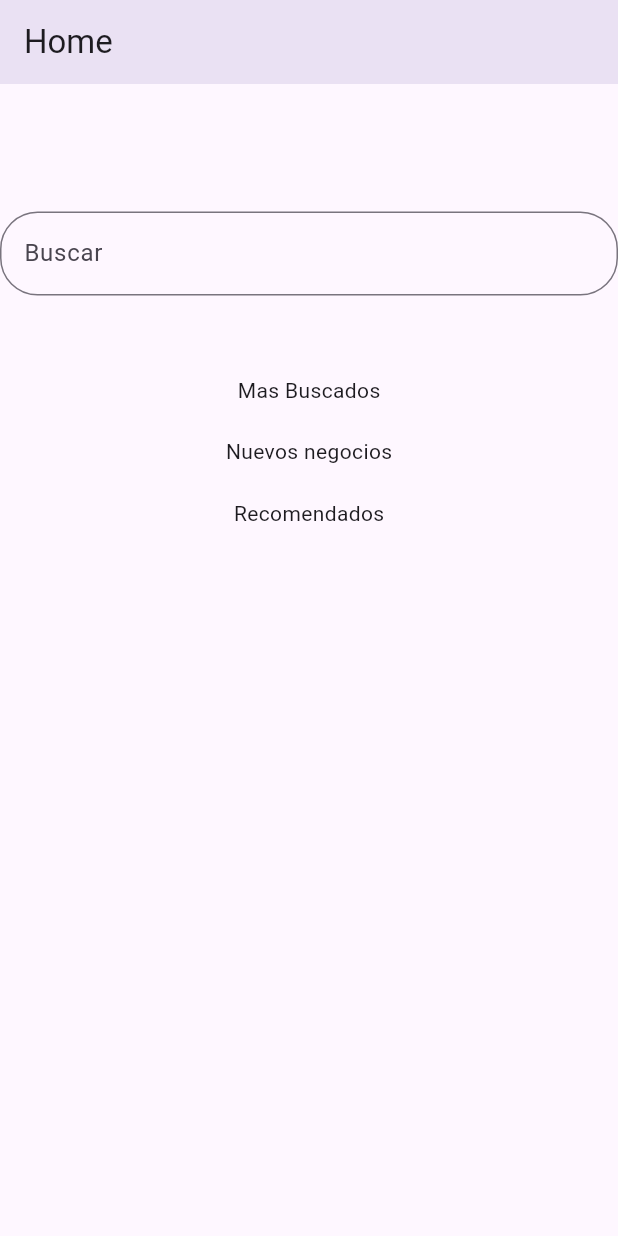
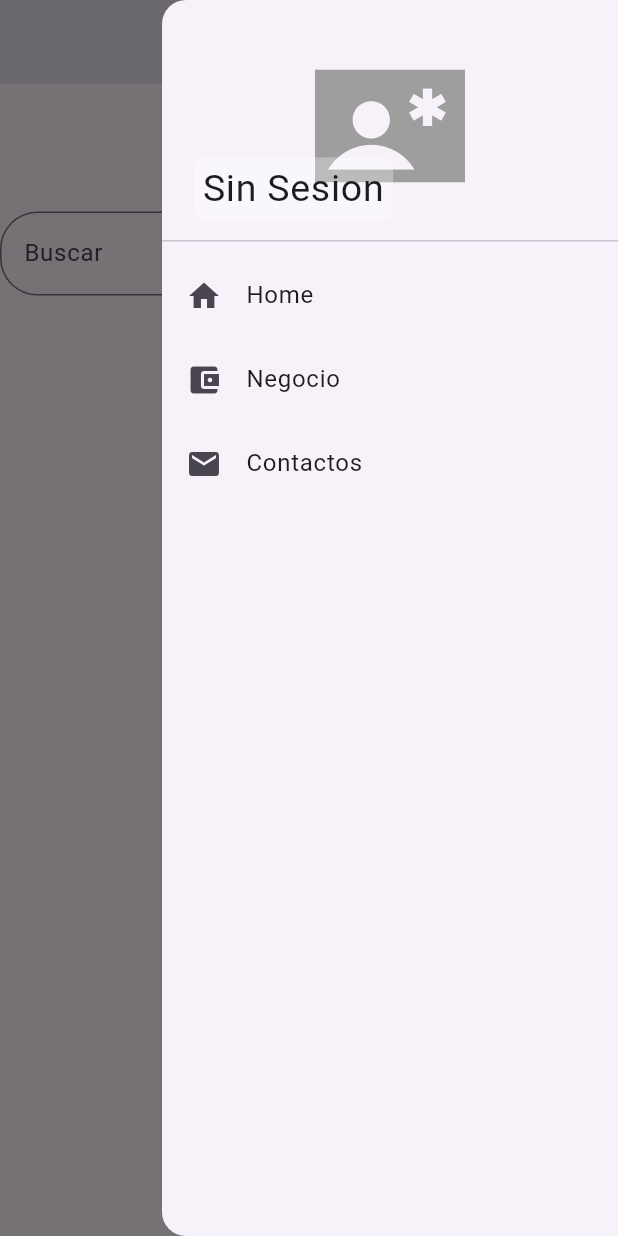
Before and after one commit to LuisDeLaValie/negocios_col_flutter, a Flutter app: the screen it shows after launch, with the side drawer open (before the commit the screen has no drawer), on a phone screen of 412 x 824 dp. Run offline on Flutter 3.47's test engine with Material 3 defaults, Android fonts, the phone set to English and light mode, and no system bars; our stand-ins replace auto_route, hive_flutter; missing offline and left inert: tdtxle_data_format; accounts and stored records are empty; network calls fail.

Commit message:
crear dramwe

```diff
--- a/lib/main.dart
+++ b/lib/main.dart
@@ -1,8 +1,14 @@
 import 'package:flutter/material.dart';
+import 'package:hive_flutter/hive_flutter.dart';
 
 import 'services/router/router.dart';
 
-void main() => runApp(MyApp());
+Future<void> main() async {
+  await Hive.initFlutter();
+  var box = await Hive.openBox('Sesion');
+
+  runApp(MyApp());
+}
 
 class MyApp extends StatelessWidget {
   MyApp({super.key});
--- a/lib/ui/pages/home/home_page.dart
+++ b/lib/ui/pages/home/home_page.dart
@@ -5,6 +5,7 @@ import 'package:negocios_col_flutter/models/producto_model.dart';
 import 'package:negocios_col_flutter/models/servicio_model.dart';
 import 'package:negocios_col_flutter/services/API/negocios_col_api.dart';
 import 'package:negocios_col_flutter/ui/pages/home/widget/cards_home.dart';
+import 'package:negocios_col_flutter/ui/widgets/custom_drawer.dart';
 
 @RoutePage()
 class HomePage extends StatefulWidget {
@@ -36,10 +37,8 @@ class _HomePageState extends State<HomePage> {
   @override
   Widget build(BuildContext context) {
     return Scaffold(
-      appBar: AppBar(
-        title: Text("Home"),
-        elevation: 10,
-      ),
+      endDrawer: const CustomDrawer(),
+      appBar: AppBar(elevation: 10),
       body: SafeArea(
         child: Column(
           children: [
--- /dev/null
+++ b/lib/ui/widgets/custom_drawer.dart
@@ -0,0 +1,105 @@
+import 'package:flutter/material.dart';
+import 'package:auto_route/auto_route.dart';
+
+class CustomDrawer extends StatelessWidget {
+  const CustomDrawer({super.key});
+
+  @override
+  Widget build(BuildContext context) {
+    return Drawer(
+      child: Column(
+        children: [
+          Header(),
+          Expanded(
+            child: ListView(
+              children: [
+                ListTile(
+                  leading: Icon(Icons.home),
+                  title: Text('Home'),
+                  onTap: () {
+                    // Navigate to Home page
+                    context.router.pushNamed('/');
+                  },
+                ),
+                ListTile(
+                  leading: Icon(Icons.account_balance_wallet),
+                  title: Text('Negocio'),
+                  onTap: () {
+                    // Navigate to Account page
+                    //Navigator.push(context, MaterialPageRoute(builder: (context) => AccountPage()));
+                  },
+                ),
+                ListTile(
+                  leading: Icon(Icons.email),
+                  title: Text('Contactos'),
+                  onTap: () {
+                    // Navigate to Contact page
+                    //Navigator.push(context, MaterialPageRoute(builder: (context) => ContactPage()));
+                  },
+                ),
+              ],
+            ),
+          )
+        ],
+      ),
+    );
+  }
+}
+
+class Header extends StatelessWidget {
+  final String? imagen;
+  final String? nombre;
+  const Header({
+    super.key,
+    this.imagen,
+    this.nombre,
+  });
+
+  @override
+  Widget build(BuildContext context) {
+    return DrawerHeader(
+      child: Stack(
+        children: [
+          if (imagen != null)
+            Container(
+              width: double.infinity,
+              height: double.infinity,
+              constraints: BoxConstraints(
+                  maxHeight: MediaQuery.of(context).size.height * 0.3),
+              decoration: BoxDecoration(
+                color: Colors.grey,
+                image: DecorationImage(
+                  image: NetworkImage(imagen!),
+                  fit: BoxFit.fill,
+                ),
+              ),
+            ),
+          const SizedBox(
+            width: double.infinity,
+            height: double.infinity,
+            child: Icon(
+              Icons.contact_emergency_sharp,
+              size: 100,
+              color: Colors.grey,
+            ),
+          ),
+          Positioned(
+            bottom: 5,
+            left: 5,
+            child: Container(
+              padding: const EdgeInsets.symmetric(horizontal: 6, vertical: 2),
+              decoration: BoxDecoration(
+                color: Colors.white.withOpacity(0.3),
+                borderRadius: BorderRadius.circular(8),
+              ),
+              child: Text(
+                nombre ?? "Sin Sesion",
+                style: const TextStyle(fontSize: 25),
+              ),
+            ),
+          ),
+        ],
+      ),
+    );
+  }
+}
--- a/pubspec.yaml
+++ b/pubspec.yaml
@@ -39,6 +39,8 @@ dependencies:
   tdtxle_data_format: ^0.0.1
   auto_route: ^9.2.2
   url_launcher: ^6.3.1
+  hive: ^2.2.3
+  hive_flutter: ^1.1.0
 
 dev_dependencies:
   flutter_test:
@@ -52,6 +54,7 @@ dev_dependencies:
   flutter_lints: ^4.0.0
   auto_route_generator: ^9.0.0
   build_runner: ^2.4.13
+  hive_generator: ^2.0.1
 
 # For information on the generic Dart part of this file, see the
 # following page: https://dart.dev/tools/pub/pubspec
```
Also changed, not shown: pubspec.lock.
